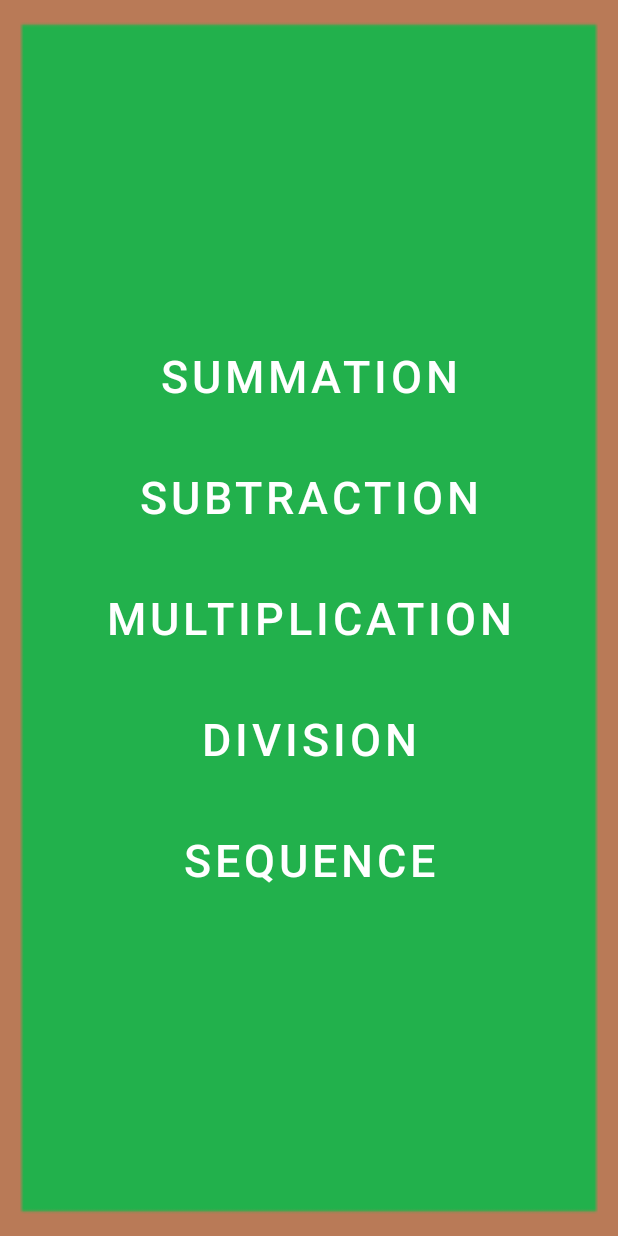
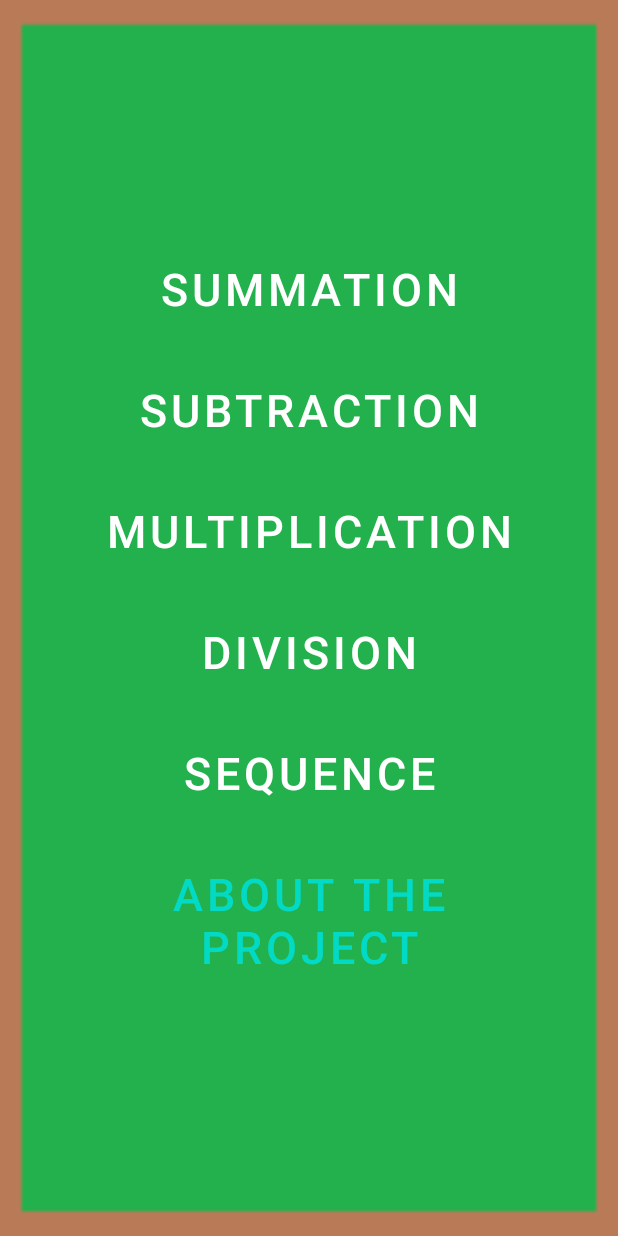
Before and after one commit to Coba3605/Project, an Android app: the layout activity_menu.xml on its own in the app's theme, with its tools: preview values and no code run, on a phone screen of 412 x 824 dp. Run offline under Robolectric (Android 15) with nearby library versions, the phone set to English and light mode, and no system bars.

Commit message:
Project_j

```diff
--- a/app/src/main/java/com/example/schet/divisionActivity.java
+++ b/app/src/main/java/com/example/schet/divisionActivity.java
@@ -2,7 +2,7 @@ package com.example.schet;
 
 import androidx.appcompat.app.AppCompatActivity;
 
-import android.app.Activity;
+
 import android.app.Dialog;
 import android.content.Context;
 import android.content.DialogInterface;
@@ -10,7 +10,7 @@ import android.content.Intent;
 import android.media.MediaPlayer;
 import android.os.Bundle;
 import android.widget.TextView;
-import android.widget.Toast;
+
 
 import com.example.schet.databinding.ActivityDivisionBinding;
 
--- a/app/src/main/java/com/example/schet/multiplicationActivity.java
+++ b/app/src/main/java/com/example/schet/multiplicationActivity.java
@@ -2,7 +2,7 @@ package com.example.schet;
 
 import androidx.appcompat.app.AppCompatActivity;
 
-import android.app.Activity;
+
 import android.app.Dialog;
 import android.content.Context;
 import android.content.DialogInterface;
@@ -10,7 +10,7 @@ import android.content.Intent;
 import android.media.MediaPlayer;
 import android.os.Bundle;
 import android.widget.TextView;
-import android.widget.Toast;
+
 
 import com.example.schet.databinding.ActivityMultiplicationBinding;
 
--- a/app/src/main/java/com/example/schet/subtractionActivity.java
+++ b/app/src/main/java/com/example/schet/subtractionActivity.java
@@ -7,7 +7,6 @@ import android.content.Intent;
 import android.media.MediaPlayer;
 import android.os.Bundle;
 import android.widget.TextView;
-import android.widget.Toast;
 
 import androidx.appcompat.app.AppCompatActivity;
 
--- a/app/src/main/res/layout/activity_menu.xml
+++ b/app/src/main/res/layout/activity_menu.xml
@@ -78,6 +78,15 @@
                 android:background="@android:color/transparent"
                 android:text="@string/sequence"
                 android:textSize="30sp"/>
+            <Button
+                android:id="@+id/info"
+                android:layout_margin="10dp"
+                android:layout_width="wrap_content"
+                android:layout_height="wrap_content"
+                android:background="@android:color/transparent"
+                android:text="@string/about_the_project"
+                android:textColor="@color/teal_200"
+                android:textSize="30sp" />
 
 
         </LinearLayout>
--- a/app/src/main/res/layout/activity_play9.xml
+++ b/app/src/main/res/layout/activity_play9.xml
@@ -30,7 +30,7 @@
             android:textSize="40sp"/>
         <TableLayout
             android:layout_width="match_parent"
-            android:layout_height="500dp"
+            android:layout_height="400dp"
            >
             <TableRow
                 android:layout_marginLeft="20dp"
```
Also changed, not shown: app/src/main/AndroidManifest.xml (+8 -9 lines), app/src/main/java/com/example/schet/MenuActivity.java (+36 -3 lines), app/src/main/java/com/example/schet/play9Activity.java (+9 -5 lines), app/src/main/java/com/example/schet/summationActivity.java (+3 -5 lines), 4 other files.
